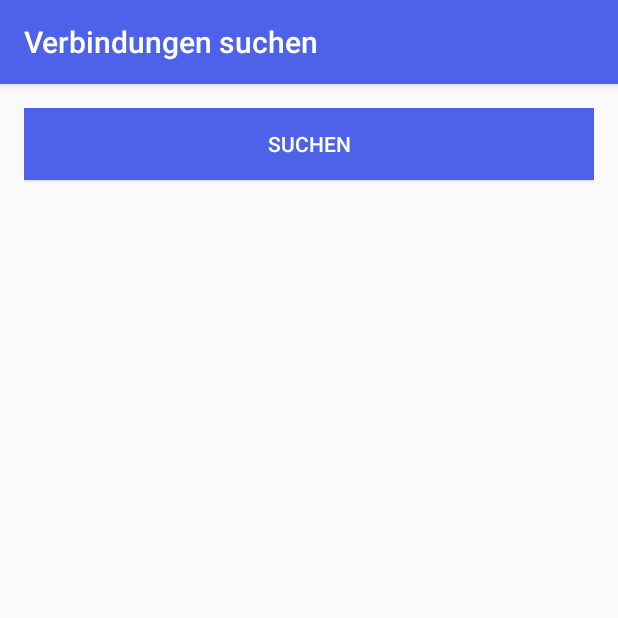
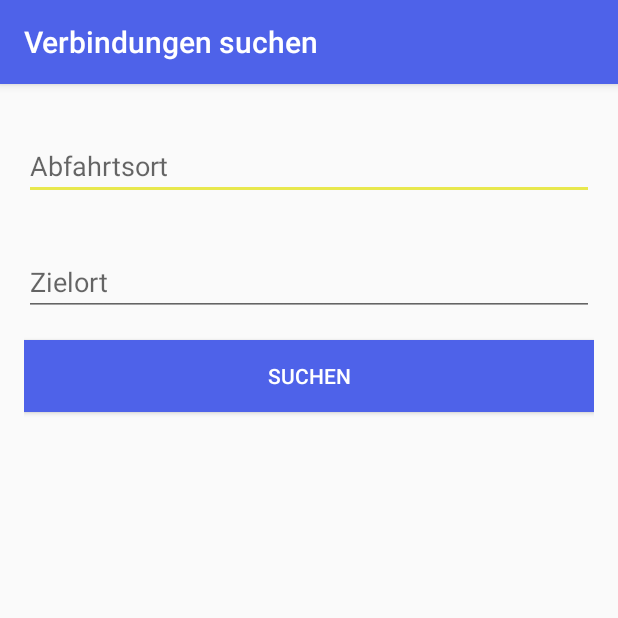
Before and after one commit to mvzdev/tripsterApp, an Android app: the screen it shows after launch (MainActivity), on a phone screen of 412 x 824 dp, the top half of it. Run offline under Robolectric (Android 15) with nearby library versions, the light colour scheme and no system bars; our stand-ins replace ButterKnife.

Commit message:
#2 added textfields to departure/destination activity

```diff
--- a/app/src/main/res/layout/activity_main.xml
+++ b/app/src/main/res/layout/activity_main.xml
@@ -9,6 +9,24 @@
     android:orientation="vertical"
     tools:context=".MainActivity">
 
+    <EditText
+        android:id="@+id/text_departure"
+        android:layout_width="match_parent"
+        android:layout_height="wrap_content"
+        android:layout_marginTop="@dimen/activity_vertical_margin"
+        android:layout_marginBottom="@dimen/activity_vertical_margin"
+        android:hint="@string/edit_text_departure"
+        />
+
+    <EditText
+        android:id="@+id/text_destination"
+        android:layout_width="match_parent"
+        android:layout_height="wrap_content"
+        android:layout_marginTop="@dimen/activity_vertical_margin"
+        android:layout_marginBottom="@dimen/activity_vertical_margin"
+        android:hint="@string/edit_text_destination"
+        />
+
     <Button
         android:id="@+id/buttonNavigate"
         android:layout_width="match_parent"
--- a/app/src/main/res/values/strings.xml
+++ b/app/src/main/res/values/strings.xml
@@ -1,14 +1,14 @@
 <resources>
     <string name="app_name">Tripster</string>
+    <string name="title_activity_launch_screen">LaunchScreen</string>
+    <string name="launch_screen_image_description">Logo von Tripster</string>
 
     <!-- Activity Names -->
     <string name="activity_main">Verbindungen suchen</string>
 
-
-    <string name="title_activity_launch_screen">LaunchScreen</string>
-    <string name="launch_screen_image_description">Logo von Tripster</string>
-
-
+    <!-- Main Activity-->
+    <string name="edit_text_departure">Abfahrtsort</string>
+    <string name="edit_text_destination">Zielort</string>
 
     <!-- Actions -->
     <string name="action_search">Suchen</string>
```
